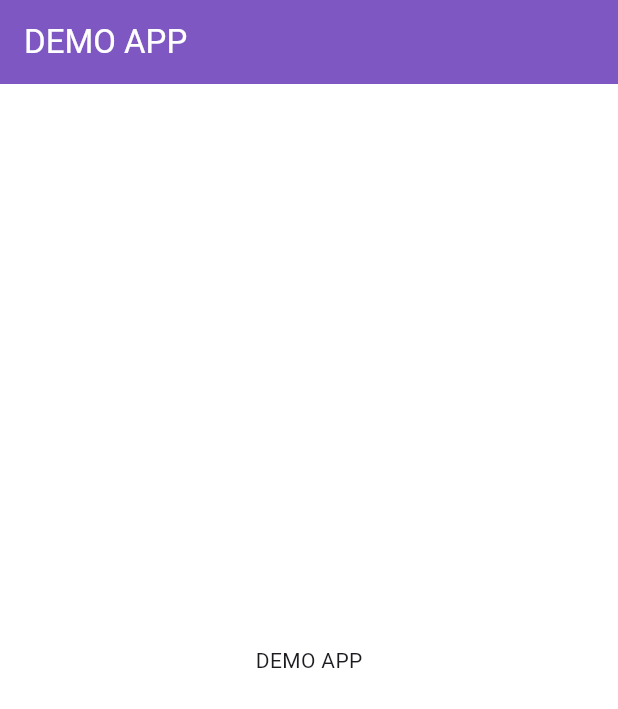
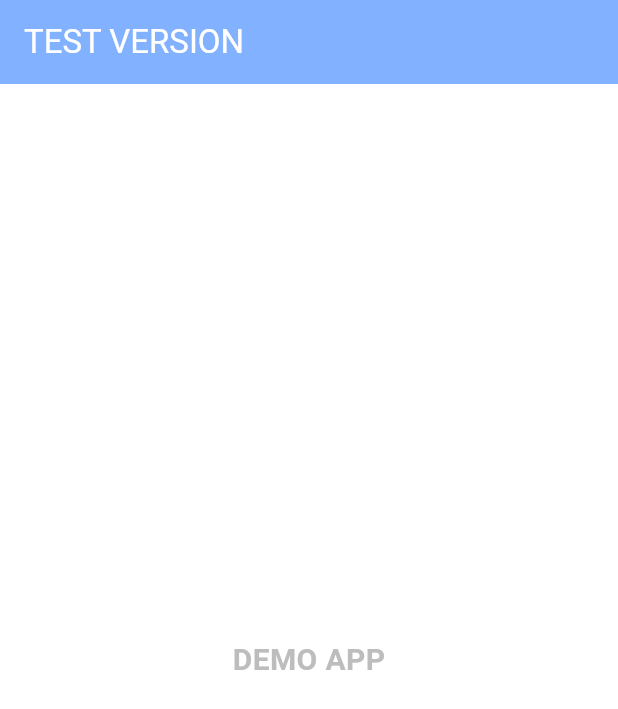
Before and after one commit to academy3746/food_picker01, a Flutter app: the screen it shows after launch, on a phone screen of 412 x 824 dp. Shown: the top 709 px of the screen. Run offline on Flutter 3.47's test engine with Material 3 defaults, Android fonts, the phone set to English and light mode, and no system bars; our stand-ins replace fluttertoast.

Commit message:
공통 텍스트 위젯

```diff
--- /dev/null
+++ b/lib/common/widgets/section_text.dart
@@ -0,0 +1,31 @@
+import 'package:flutter/material.dart';
+
+class SectionText extends StatelessWidget {
+  const SectionText({
+    super.key,
+    required this.textContent,
+    this.textSize,
+    this.textColor,
+    this.textWeight,
+  });
+
+  final String textContent;
+
+  final double? textSize;
+
+  final Color? textColor;
+
+  final FontWeight? textWeight;
+
+  @override
+  Widget build(BuildContext context) {
+    return Text(
+      textContent,
+      style: TextStyle(
+        color: textColor,
+        fontSize: textSize,
+        fontWeight: textWeight,
+      ),
+    );
+  }
+}
--- a/lib/main.dart
+++ b/lib/main.dart
@@ -1,4 +1,5 @@
 import 'package:flutter/material.dart';
+import 'package:food_picker/screens/login_screen/login_screen.dart';
 import 'package:food_picker/screens/main_screen/main_screen.dart';
 import 'package:food_picker/screens/splash_screen/splash_screen.dart';
 
@@ -16,7 +17,10 @@ class FoodApp extends StatelessWidget {
     return MaterialApp(
       title: 'Food Picker',
       theme: ThemeData(
-        primaryColor: const Color(0xFF7E57C2),
+        primaryColor: const Color(0xFF82B1FF),
+        colorScheme: ColorScheme.fromSeed(
+          seedColor: const Color(0xFF82B1FF),
+        ),
         useMaterial3: true,
         visualDensity: VisualDensity.adaptivePlatformDensity,
       ),
@@ -24,6 +28,7 @@ class FoodApp extends StatelessWidget {
       initialRoute: SplashScreen.routeName,
       routes: {
         SplashScreen.routeName: (context) => const SplashScreen(),
+        LoginScreen.routeName: (context) => const LoginScreen(),
         MainScreen.routeName: (context) => const MainScreen(),
       },
     );
--- a/lib/screens/main_screen/main_screen.dart
+++ b/lib/screens/main_screen/main_screen.dart
@@ -1,7 +1,9 @@
 // ignore_for_file: avoid_print, deprecated_member_use
 
 import 'package:flutter/material.dart';
+import 'package:food_picker/common/constants/sizes.dart';
 import 'package:food_picker/common/widgets/back_handler_button.dart';
+import 'package:food_picker/common/widgets/section_text.dart';
 
 class MainScreen extends StatefulWidget {
   const MainScreen({super.key});
@@ -12,7 +14,7 @@ class MainScreen extends StatefulWidget {
   State<MainScreen> createState() => _MainScreenState();
 }
 
-class _MainScreenState extends State<MainScreen> with WidgetsBindingObserver{
+class _MainScreenState extends State<MainScreen> with WidgetsBindingObserver {
   /// 뒤로가기 처리
   BackHandlerButton? backHandlerButton;
 
@@ -58,12 +60,17 @@ class _MainScreenState extends State<MainScreen> with WidgetsBindingObserver{
         appBar: AppBar(
           backgroundColor: Theme.of(context).primaryColor,
           title: const Text(
-            'DEMO APP',
+            'TEST VERSION',
             style: TextStyle(color: Colors.white),
           ),
         ),
-        body: const Center(
-          child: Text('DEMO APP'),
+        body: Center(
+          child: SectionText(
+            textContent: 'DEMO APP',
+            textColor: Colors.grey.shade400,
+            textSize: Sizes.size20,
+            textWeight: FontWeight.w700,
+          ),
         ),
       ),
     );
```
Also changed, not shown: lib/screens/login_screen/login_screen.dart (added, +14 -0 lines), lib/screens/splash_screen/splash_screen.dart (+6 -7 lines).
